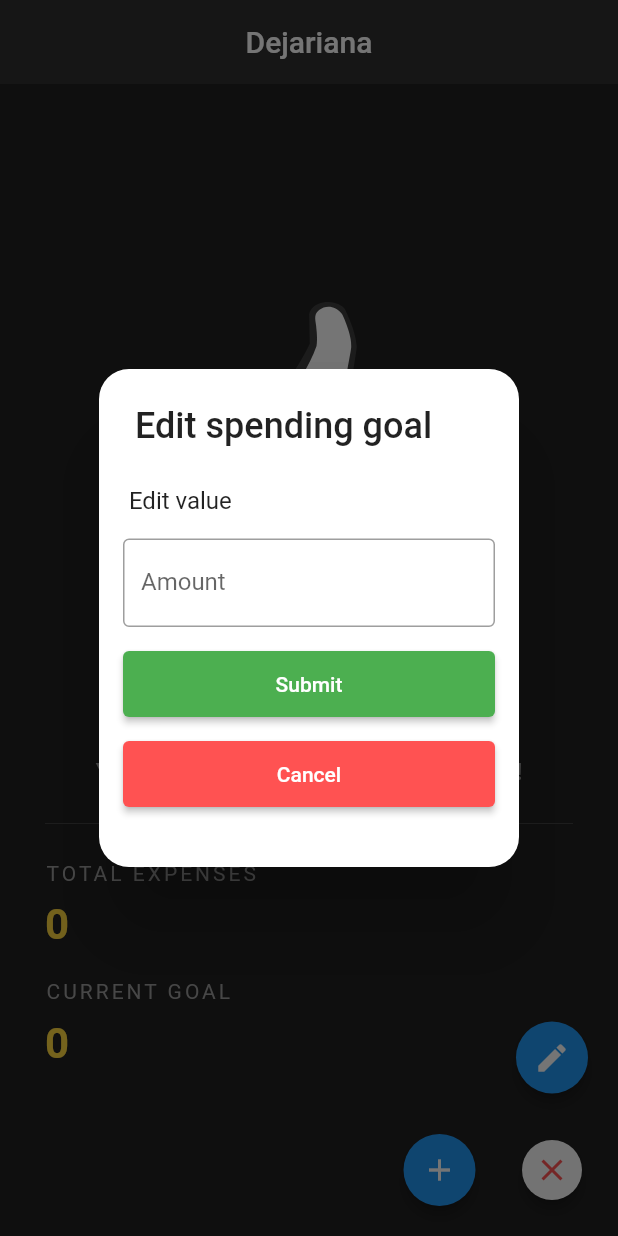
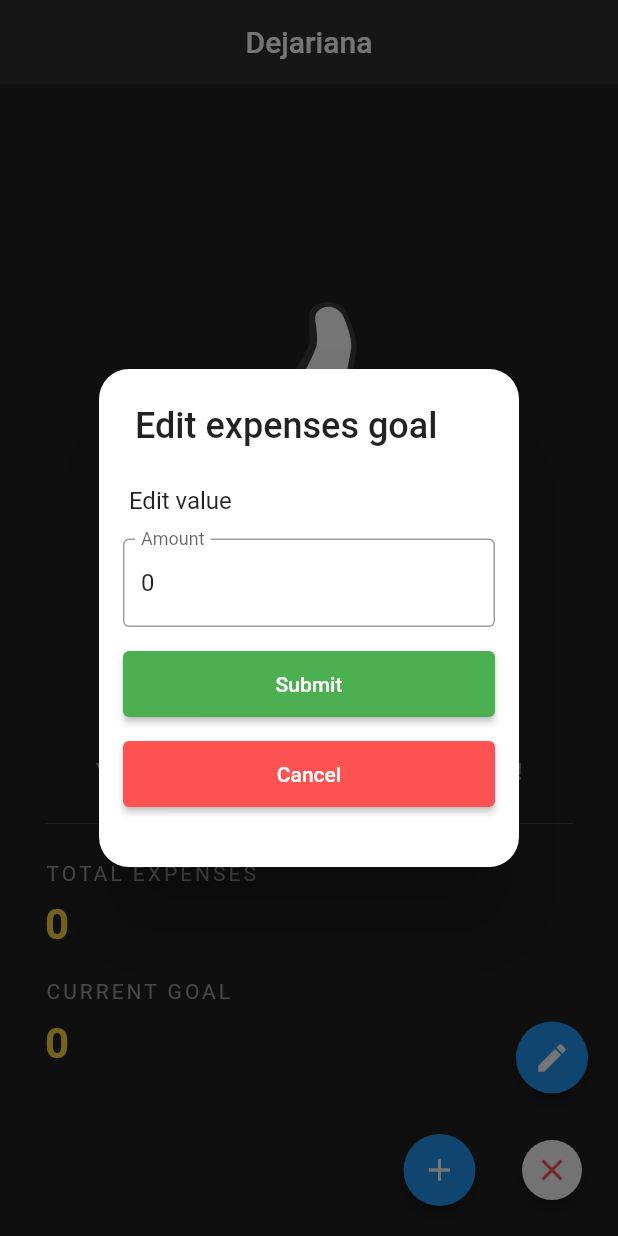
Before and after one commit to swordmaster191/mobile-app-project-1, a Flutter app: the screen it shows after launch, after a tap on the "close" icon, after a tap on the "edit" icon, on a phone screen of 412 x 824 dp. Run offline on Flutter 3.47's test engine with Material 2 defaults, Android fonts, the phone set to English and light mode, and no system bars; our stand-ins replace lottie.

Commit message:
Clean up

```diff
--- a/lib/home.dart
+++ b/lib/home.dart
@@ -13,12 +13,12 @@ class Home extends StatefulWidget {
 
 class _HomeState extends State<Home> {
   String diff = '';
-  int expenseTotal = 0;
-  int expenseGoal = 0;
+  static int expenseTotal = 0;
+  static int expenseGoal = 0;
   static const _actionTitles = ['Add Entry', 'View Entries'];
 
-  //final incomeFormatter =  intl.NumberFormat.decimalPattern().format(expenseTotal);
-  //final expenseFormatter =  intl.NumberFormat.decimalPattern().format(expenseGoal);
+  final expenseTotalFormatter =  intl.NumberFormat.decimalPattern().format(expenseTotal);
+  final expenseGoalFormatter =  intl.NumberFormat.decimalPattern().format(expenseGoal);
 
   void _showAction(BuildContext context, int index) {
     showDialog<void>(
@@ -68,7 +68,6 @@ class _HomeState extends State<Home> {
             Center(
               child: Column(
                   children: <Widget>[
-
                     Text(
                     'Great job!',
                     style: TextStyle(
@@ -102,7 +101,7 @@ class _HomeState extends State<Home> {
             ),
             SizedBox(height: 10.0),
             Text(
-                '$expenseTotal',
+                '$expenseTotalFormatter',
                 style: TextStyle(
                     color: Colors.amberAccent[200],
                     fontSize: 28.0,
@@ -119,7 +118,7 @@ class _HomeState extends State<Home> {
             ),
             SizedBox(height: 10.0),
             Text(
-                '$expenseGoal',
+                '$expenseGoalFormatter',
                 style: TextStyle(
                     color: Colors.amberAccent[200],
                     fontSize: 28.0,
@@ -305,7 +304,7 @@ class _HomeState extends State<Home> {
           top: 10.0,
         ),
         title: Text(
-          "Edit spending goal",
+          "Edit expenses goal",
           style: TextStyle(fontSize: 24.0),
         ),
         content:
@@ -336,9 +335,10 @@ class _HomeState extends State<Home> {
                               TextFormField(
                                 onSaved: (String? value){
                                   if (value != null){
-                                    expenseTotal += int.parse(value);
+                                    expenseGoal = int.parse(value);
                                   }
                                 },
+                                initialValue: expenseGoal.toString(),
                                 keyboardType: TextInputType.number,
                                 decoration: const InputDecoration(
                                     border: OutlineInputBorder(),
@@ -365,9 +365,8 @@ class _HomeState extends State<Home> {
                     onPressed: () {
                       if (_formKey.currentState!.validate()) {
                         _formKey.currentState?.save();
-                        print(expenseTotal);
                         ScaffoldMessenger.of(context).showSnackBar(
-                          const SnackBar(content: Text('Saved!')),
+                          const SnackBar(content: Text('Goal updated!')),
                         );
                         Navigator.of(context).pop();
                       }
```
